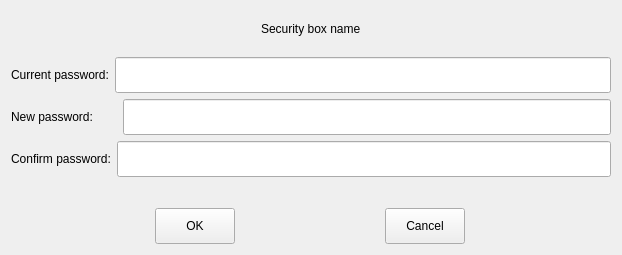
First picture: the form in src/ui/box/modify-password.ui, repository openeuler-mirror/ks-ssr, before the edit.
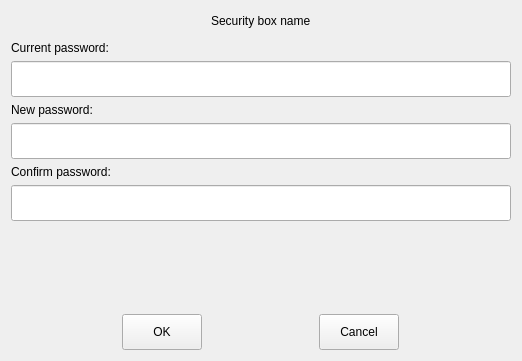
Second picture: the form after the edit. Icons and pictures are not drawn.

What changed in the file:
```diff
--- a/src/ui/box/modify-password.ui
+++ b/src/ui/box/modify-password.ui
@@ -6,8 +6,8 @@
    <rect>
     <x>0</x>
     <y>0</y>
-    <width>622</width>
-    <height>255</height>
+    <width>522</width>
+    <height>361</height>
    </rect>
   </property>
   <property name="windowTitle">
@@ -44,7 +44,7 @@
        <property name="minimumSize">
         <size>
          <width>0</width>
-         <height>36</height>
+         <height>0</height>
         </size>
        </property>
        <property name="text">
@@ -68,9 +68,15 @@
     </layout>
    </item>
    <item>
-    <layout class="QHBoxLayout" name="horizontalLayout_2">
+    <layout class="QVBoxLayout" name="verticalLayout_2">
      <item>
       <widget class="QLabel" name="label_2">
+       <property name="sizePolicy">
+        <sizepolicy hsizetype="Preferred" vsizetype="Fixed">
+         <horstretch>0</horstretch>
+         <verstretch>0</verstretch>
+        </sizepolicy>
+       </property>
        <property name="text">
         <string>Current password:</string>
        </property>
@@ -89,7 +95,7 @@
     </layout>
    </item>
    <item>
-    <layout class="QHBoxLayout" name="horizontalLayout_3">
+    <layout class="QVBoxLayout" name="verticalLayout_3">
      <item>
       <widget class="QLabel" name="label_3">
        <property name="text">
@@ -110,7 +116,7 @@
     </layout>
    </item>
    <item>
-    <layout class="QHBoxLayout" name="horizontalLayout_4">
+    <layout class="QVBoxLayout" name="verticalLayout_4">
      <item>
       <widget class="QLabel" name="label_4">
        <property name="text">
```
